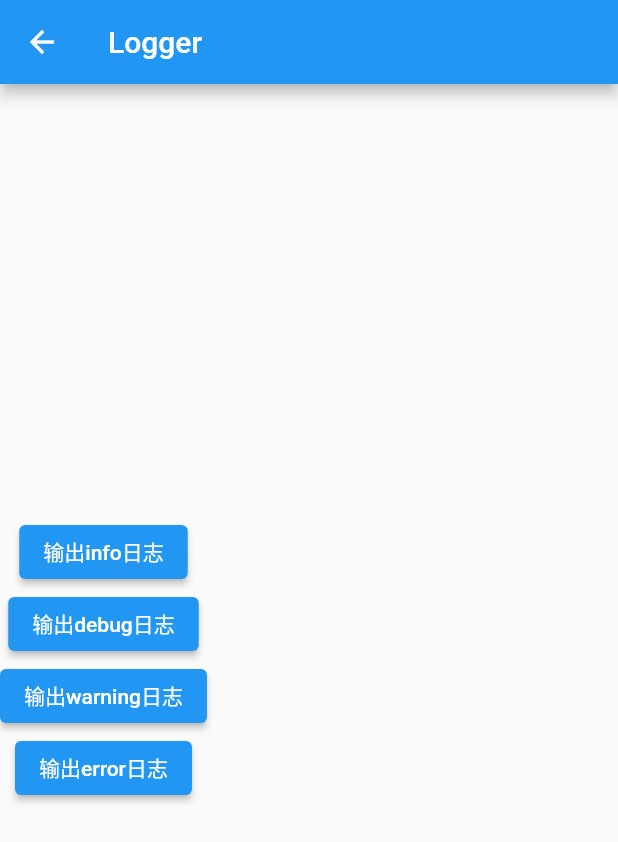
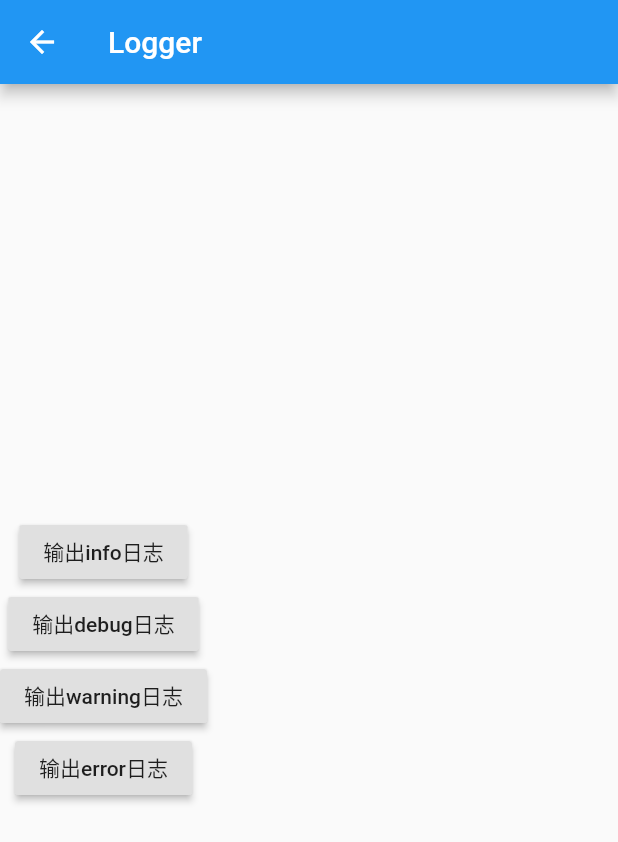
Before and after one commit to kjt666/FlutterDemo, a Flutter app: the LoggerPage screen opened directly, on a phone screen of 412 x 824 dp. Shown: the top 842 px of the screen. Run offline on Flutter 3.47's test engine with Material 2 defaults, Android fonts, the phone set to English and light mode, and no system bars; our stand-ins replace dio, fluttertoast, logger; missing offline and left inert: dio_http_cache; statements that could not run were skipped.

Commit message:
亿点点修改..

```diff
--- a/lib/other/imageFiltered.dart
+++ b/lib/other/imageFiltered.dart
@@ -25,10 +25,10 @@ class _ImageFilteredState extends State<ImageFilteredPage> {
             padding: EdgeInsets.all(20),
             child: ClipRRect(
               borderRadius: BorderRadius.all(Radius.circular(20)),
-              child: ImageFiltered(
+              /*child: ImageFiltered(
                 imageFilter: ImageFilter.blur(sigmaX: blur, sigmaY: blur),
                 child: Image.asset("images/gyy.jpeg"),
-              ),
+              ),*/
             ),
           ),
           Slider(
--- a/lib/other/interactiveViewer.dart
+++ b/lib/other/interactiveViewer.dart
@@ -10,7 +10,7 @@ class InteractiveViewerPage extends StatelessWidget {
       ),
       body: Container(
         height: double.infinity,
-        child: InteractiveViewer(
+        /*child: InteractiveViewer(
           //只能在水平或竖直方向上平移
           // alignPanAxis: true,
           //如果为false，则将阻止用户平移
@@ -20,7 +20,7 @@ class InteractiveViewerPage extends StatelessWidget {
           maxScale: 5,
           child: Image.network(
               "https://gimg2.baidu.com/image_search/src=http%3A%2F%2Fattach.bbs.miui.com%2Fforum%2F201503%2F02%2F203935nub7j7vvt0uberrk.jpg&refer=http%3A%2F%2Fattach.bbs.miui.com&app=2002&size=f9999,10000&q=a80&n=0&g=0n&fmt=jpeg?sec=1621578280&t=3ca69068c29d86594eb3f821aa89c9be"),
-        ),
+        ),*/
       ),
     );
   }
--- a/lib/other/loggerPage.dart
+++ b/lib/other/loggerPage.dart
@@ -19,26 +19,26 @@ class LoggerPage extends StatelessWidget {
         mainAxisAlignment: MainAxisAlignment.center,
         crossAxisAlignment: CrossAxisAlignment.center,
         children: [
-          ElevatedButton(
+          RaisedButton(
             child: Text("输出info日志"),
             onPressed: () {
               logger.i("info~info~info~info~info~info~info~");
             },
           ),
-          ElevatedButton(
+          RaisedButton(
             child: Text("输出debug日志"),
             onPressed: () {
               logger.d("debug~debug~debug~debug~debug~debug~debug~");
             },
           ),
-          ElevatedButton(
+          RaisedButton(
             child: Text("输出warning日志"),
             onPressed: () {
               logger.w(
                   "warning~warning~warning~warning~warning~warning~warning~");
             },
           ),
-          ElevatedButton(
+          RaisedButton(
             child: Text("输出error日志"),
             onPressed: () {
               try {
--- a/lib/other/nativeImage.dart
+++ b/lib/other/nativeImage.dart
@@ -40,7 +40,7 @@ class _NativeState extends State<NativeImagePage> {
           crossAxisAlignment: CrossAxisAlignment.center,
           mainAxisAlignment: MainAxisAlignment.center,
           children: <Widget>[
-            ElevatedButton(
+            RaisedButton(
               child: Text("调用原生资源图片"),
               onPressed: () {
                 getNativeImage();
--- a/lib/widget/dynamicPageView.dart
+++ b/lib/widget/dynamicPageView.dart
@@ -29,8 +29,8 @@ class DynamicPageState extends State<DynamicPageView> {
   var _pageViewHeight;
   var _showIndex = 0;
 
-  List<double> _heightList = List.empty(growable: true);
-  List<Widget> _widgetList = List.empty(growable: true);
+  List<double> _heightList = [];
+  List<Widget> _widgetList = [];
 
   PageController _pageController;
 
--- a/lib/widget/labelImage.dart
+++ b/lib/widget/labelImage.dart
@@ -43,7 +43,8 @@ class _LabelImageState extends State<LabelImage> {
       child: Container(
         alignment: Alignment.center,
         child: Stack(
-          clipBehavior: Clip.none,
+          // clipBehavior: Clip.none,
+          overflow: Overflow.visible,
           children: [
             Image(
               image: NativeImageProvider(widget.url),
--- a/lib/widget/nativeImageProvider.dart
+++ b/lib/widget/nativeImageProvider.dart
@@ -20,7 +20,7 @@ class NativeImageProvider extends ImageProvider<NativeImageProvider> {
     return MultiFrameImageStreamCompleter(
       codec: _loadAsync(key),
       scale: key.scale,
-      debugLabel: key.imageName,
+      // debugLabel: key.imageName,
       informationCollector: () {
         return <DiagnosticsNode>[
           DiagnosticsProperty<ImageProvider>('Image provider', this),
```
Also changed, not shown: lib/widget/commentItem.dart (+19 -10 lines), pubspec.lock.
